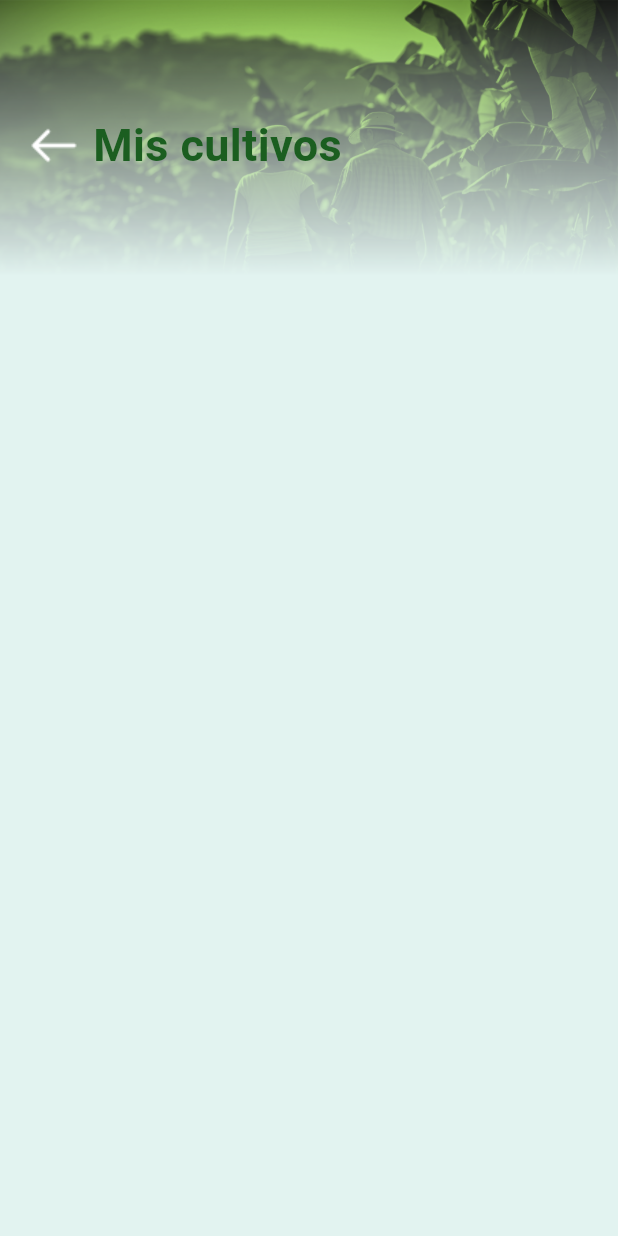
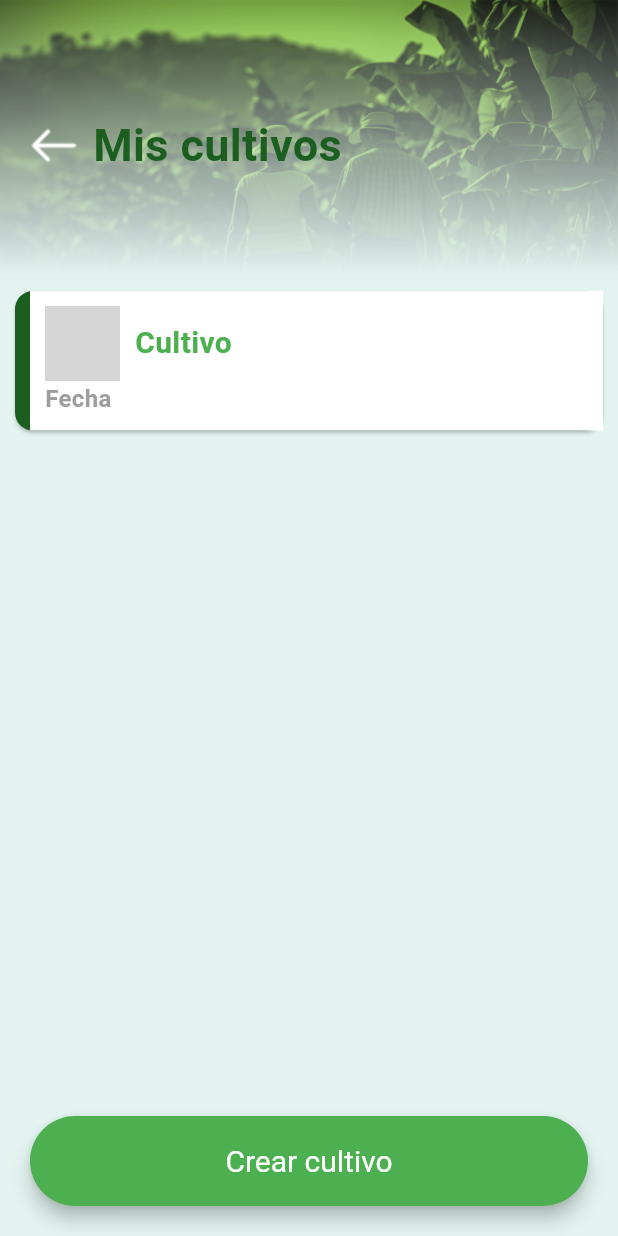
Before and after one commit to DubanMantillaCorredor/MiAppAgro, a Flutter app: the MyFarmingPage screen opened by its route, on a phone screen of 412 x 824 dp. Run offline on Flutter 3.47's test engine with Material 3 defaults, Android fonts, the phone set to English and light mode, and no system bars; grey boxes are pictures that could not be loaded.

Commit message:
Se sube ultimos cambios y no quiero documentar por si pregunta Gallo

```diff
--- /dev/null
+++ b/lib/Controllers/MyFarming/CultivationDiaryController.dart
@@ -0,0 +1,3 @@
+class CultivationDiaryController{
+
+}
--- /dev/null
+++ b/lib/Pages/MyFarming/MyFarmingPage.dart
@@ -0,0 +1,89 @@
+import 'package:flutter/material.dart';
+import '../../Controllers/MyFarming/MyFarmingController.dart';
+import '../../Resources/LabelConfiguration.dart';
+import '../../Resources/WidgetStyles.dart';
+import '../PartialPage/AppBarPartialPage.dart';
+import '../ViewConfiguration.dart';
+
+class MyFarmingPage extends StatefulWidget {
+  final MyFarmingController controller;
+
+  const MyFarmingPage({super.key, required this.controller});
+
+  @override
+  State<MyFarmingPage> createState() => _MyFarmingPageState();
+}
+
+class _MyFarmingPageState extends State<MyFarmingPage> {
+  @override
+  Widget build(BuildContext context) {
+    return Scaffold(
+      body: Column(
+        children: [
+          AppBarPage(LabelConfiguration.myfarming_title_appbar, context),
+          Expanded(child: ListView(
+            children: [
+              myFarmingCard()
+            ],
+          )),
+          Container(
+            height: 60,
+            width: double.maxFinite,
+            margin: EdgeInsets.all(ViewConfiguration.PaddingContainer),
+            child: ElevatedButton(
+                onPressed: null,
+                style: WidgetStyles.ButtonSynchronize,
+                child: Text(LabelConfiguration.myFarming_create_new_farming_button)),
+          )
+        ],
+      ),
+    );
+  }
+
+  Widget myFarmingCard() {
+    double imageSize = 50;
+    return InkWell(
+      onTap: (){
+        print(3);
+        Navigator.pushNamed(context, '/myFarming/cultivationDiary');
+      },
+      child: Card(
+        margin: EdgeInsets.fromLTRB(10, 0, 10, 20),
+        color: Colors.green.shade900,
+        child: Row(
+          children: [
+            SizedBox(width: 10),
+            Expanded(
+              child: Container(
+                padding: EdgeInsets.all(10),
+                //height: 200,
+                color: Colors.white,
+                child:  Column(
+                  crossAxisAlignment: CrossAxisAlignment.start,
+                  children: [
+                    Row(
+                      children: [
+                        Image.asset("lib/Resources/Images/tractor.png", height: imageSize, width: imageSize),
+                        SizedBox(width: 10),
+                        const Text("Cultivo",
+                            style: TextStyle(
+                                fontSize: 20,
+                                fontWeight: FontWeight.bold,
+                                color: Colors.green))
+                      ],
+                    ),
+                    const Text("Fecha",
+                        style: TextStyle(
+                            fontSize: 16,
+                            fontWeight: FontWeight.bold,
+                            color: Colors.grey)),
+                  ],
+                ),
+              ),
+            )
+          ],
+        ),
+      ),
+    );
+  }
+}
--- a/lib/Pages/MyFarmingPage.dart
+++ /dev/null
@@ -1,27 +0,0 @@
-import 'package:flutter/material.dart';
-import '../Controllers/MyFarmingController.dart';
-import '../Resources/LabelConfiguration.dart';
-import 'PartialPage/AppBarPartialPage.dart';
-
-class MyFarmingPage extends StatefulWidget {
-  final MyFarmingController controller;
-
-  const MyFarmingPage({super.key, required this.controller});
-
-  @override
-  State<MyFarmingPage> createState() => _MyFarmingPageState();
-}
-
-class _MyFarmingPageState extends State<MyFarmingPage> {
-
-  @override
-  Widget build(BuildContext context) {
-    return Scaffold(
-      body: ListView(
-        children: [
-          AppBarPage(LabelConfiguration.myfarming_title_appbar, context)
-        ],
-      ),
-    );
-  }
-}
--- a/lib/Resources/LabelConfiguration.dart
+++ b/lib/Resources/LabelConfiguration.dart
@@ -5,8 +5,11 @@ class LabelConfiguration{
   static String home_synchronize = "Sincronizar";
   static String information_title_appbar = "Información";
   static String myfarming_title_appbar = "Mis cultivos";
+  static String myfarming_Cultivation_diary_title_appbar = "Mi cultivo";
+  static String myfarming_Cultivation_diary_new_note_button = "Nueva nota";
   static String calculatefertilizer_title_appbar = "Calcular fertilizante";
   static String calculatefertilizer_button_title = "Calcular";
   static String calculatefertilizer_ppm_amount = "Cantidad ppm";
   static String calculatefertilizer_it_is_oxidation = "Es oxidada";
+  static String myFarming_create_new_farming_button = "Crear cultivo";
 }
--- a/pubspec.yaml
+++ b/pubspec.yaml
@@ -65,6 +65,8 @@ flutter:
     - lib/Resources/Images/F4V.png
     - lib/Resources/Images/loading-arrows.png
     - lib/Resources/Images/arrow_left.png
+    - lib/Resources/Images/tractor.png
+    - lib/Resources/Images/pencil.png
   #   - images/a_dot_burr.jpeg
   #   - images/a_dot_ham.jpeg
 
```
Also changed, not shown: lib/Models/Calculador/Calculator.dart (added, +9 -0 lines), lib/Models/Calculador/CebollaCalculadora.dart (added, +13 -0 lines), lib/Models/Calculador/PapaCalculadora.dart (added, +13 -0 lines), lib/Pages/MyFarming/CultivationDiaryPage.dart (added, +96 -0 lines), lib/main.dart (+7 -3 lines), lib/Controllers/MyFarming/MyFarmingController.dart (renamed from lib/Controllers/MyFarmingController.dart).
